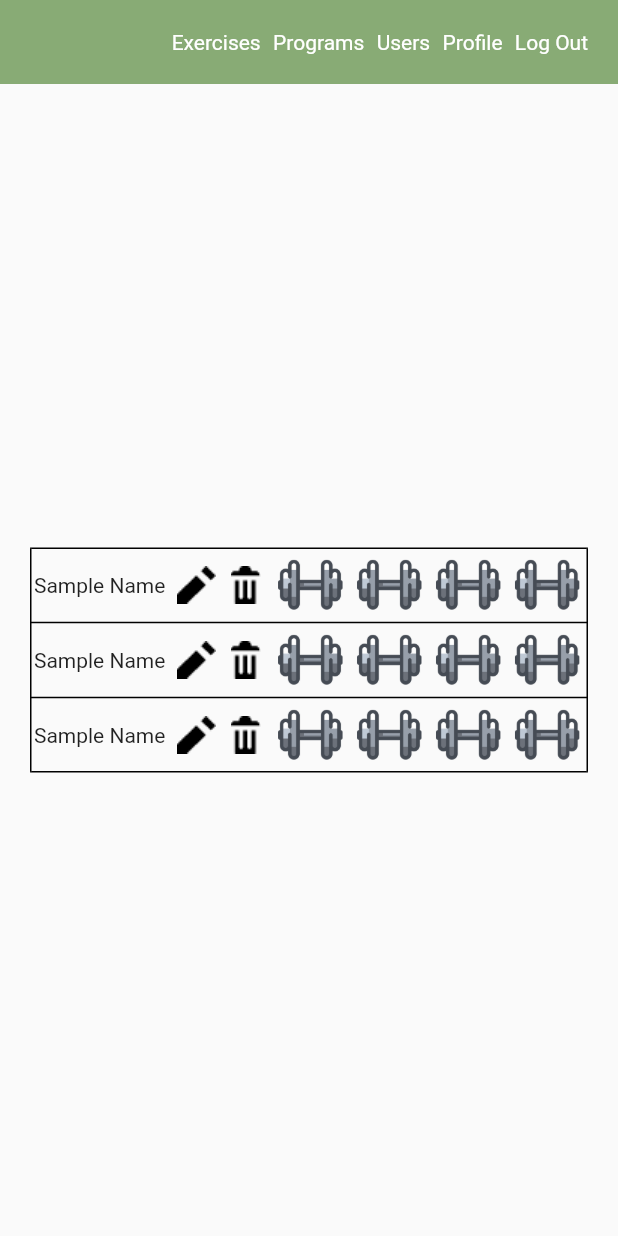
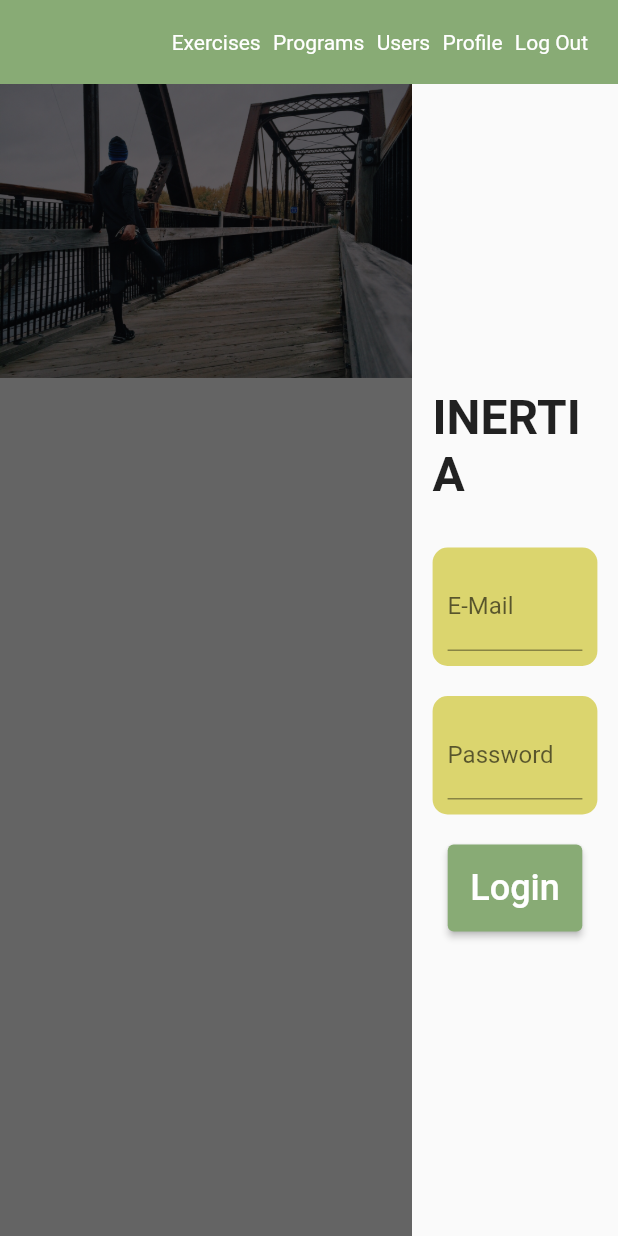
Before and after one commit to BLG411E-Group-35/Web-Application, a Flutter app: the ExercisePage screen opened by its route, after a tap on "Log Out", on a phone screen of 412 x 824 dp. Run offline on Flutter 3.47's test engine with Material 2 defaults, Android fonts, the phone set to English and light mode, and no system bars.

Commit message:
Login Screen

```diff
--- a/lib/screens/loginScreen.dart
+++ b/lib/screens/loginScreen.dart
@@ -0,0 +1,151 @@
+import 'package:flutter/material.dart';
+import 'package:web_app/screens/homeScreen.dart';
+import 'package:web_app/screens/mainScreen.dart';
+import 'package:web_app/widgets/appBar.dart';
+
+class LoginScreen extends StatelessWidget {
+  static const routeName = "/login";
+  const LoginScreen();
+
+  @override
+  Widget build(BuildContext context) {
+    var screenSize = MediaQuery.of(context).size;
+
+    return Scaffold(
+      appBar: PreferredSize(
+        preferredSize: Size(screenSize.width, 100),
+        child: CustomAppBarContent(),
+      ),
+      body: LayoutBuilder(
+        builder: (BuildContext context, BoxConstraints viewportConstraints) {
+          return SingleChildScrollView(
+            child: ConstrainedBox(
+              constraints: BoxConstraints(
+                minHeight: viewportConstraints.maxHeight,
+                maxWidth: viewportConstraints.maxWidth,
+              ),
+              child: IntrinsicHeight(
+                child: Row(
+                  children: [
+                    Flexible(
+                      flex: 2,
+                      child: Stack(
+                        children: [
+                          Image.asset(
+                            "lib/assets/images/background.jpg",
+                            fit: BoxFit.cover,
+                          ),
+                          Container(
+                            decoration: BoxDecoration(
+                              color: Colors.black.withOpacity(0.6),
+                            ),
+                          ),
+                        ],
+                      ),
+                    ),
+                    Flexible(
+                      flex: 1,
+                      fit: FlexFit.loose,
+                      child: Center(
+                        child: SizedBox(
+                          width: screenSize.width * (0.8 / 3),
+                          child: Column(
+                            mainAxisAlignment: MainAxisAlignment.center,
+                            children: [
+                              const Text(
+                                "INERTIA",
+                                style: TextStyle(
+                                  fontSize: 32,
+                                  fontWeight: FontWeight.bold,
+                                ),
+                              ),
+                              const SizedBox(
+                                height: 30,
+                              ),
+                              Container(
+                                alignment: Alignment.center,
+                                decoration: BoxDecoration(
+                                  borderRadius: BorderRadius.circular(10.0),
+                                  color: const Color(0xFFDBD56E),
+                                ),
+                                padding: const EdgeInsets.all(10.0),
+                                child: TextFormField(
+                                  decoration: const InputDecoration(
+                                    labelText: 'E-Mail',
+                                    floatingLabelBehavior:
+                                        FloatingLabelBehavior.never,
+                                  ),
+                                  keyboardType: TextInputType.emailAddress,
+                                  validator: (String? value) {
+                                    if (value == null ||
+                                        value.isEmpty ||
+                                        value.contains('@')) {
+                                      return 'Invalid email!';
+                                    }
+                                    return null;
+                                  },
+                                  onSaved: (value) {},
+                                ),
+                              ),
+                              const SizedBox(
+                                height: 20,
+                              ),
+                              Container(
+                                alignment: Alignment.center,
+                                decoration: BoxDecoration(
+                                  borderRadius: BorderRadius.circular(10.0),
+                                  color: const Color(0xFFDBD56E),
+                                ),
+                                padding: const EdgeInsets.all(10.0),
+                                child: TextFormField(
+                                  decoration: const InputDecoration(
+                                    labelText: 'Password',
+                                    floatingLabelBehavior:
+                                        FloatingLabelBehavior.never,
+                                  ),
+                                  obscureText: true,
+                                  validator: (String? value) {
+                                    if (value == null ||
+                                        value.isEmpty ||
+                                        value.length < 5) {
+                                      return 'Password is too short!';
+                                    }
+                                  },
+                                  onSaved: (value) {},
+                                ),
+                              ),
+                              const SizedBox(
+                                height: 20,
+                              ),
+                              ElevatedButton(
+                                onPressed: () {
+                                  Navigator.of(context)
+                                      .pushReplacementNamed(HomePage.routeName);
+                                },
+                                style: ElevatedButton.styleFrom(
+                                  backgroundColor:
+                                      Theme.of(context).primaryColor,
+                                  padding: const EdgeInsets.all(15.0),
+                                ),
+                                child: const Text(
+                                  "Login",
+                                  style: TextStyle(
+                                    fontSize: 24,
+                                  ),
+                                ),
+                              ),
+                            ],
+                          ),
+                        ),
+                      ),
+                    ),
+                  ],
+                ),
+              ),
+            ),
+          );
+        },
+      ),
+    );
+  }
+}
--- a/lib/widgets/appBar.dart
+++ b/lib/widgets/appBar.dart
@@ -1,5 +1,6 @@
 import 'package:flutter/material.dart';
 import 'package:web_app/screens/exerciseScreen.dart';
+import 'package:web_app/screens/loginScreen.dart';
 import 'package:web_app/screens/programScreen.dart';
 import 'package:web_app/screens/userScreen.dart';
 
@@ -10,7 +11,7 @@ class CustomAppBarContent extends StatelessWidget {
   Widget build(BuildContext context) {
     final screenSize = MediaQuery.of(context).size;
     return Container(
-      color: Color(0xFF88AB75),
+      color: Theme.of(context).primaryColor,
       child: Padding(
         padding: EdgeInsets.all(20),
         child: Row(
@@ -63,7 +64,10 @@ class CustomAppBarContent extends StatelessWidget {
               width: screenSize.width / 50,
             ),
             InkWell(
-              onTap: () {},
+              onTap: () {
+                Navigator.of(context).pushNamedAndRemoveUntil(
+                    LoginScreen.routeName, (route) => false);
+              },
               child: Text(
                 'Log Out',
                 style: TextStyle(color: Colors.white),
--- a/pubspec.yaml
+++ b/pubspec.yaml
@@ -68,6 +68,7 @@ flutter:
     - lib/assets/images/image4.png
     - lib/assets/images/pen.png
     - lib/assets/images/title.png
+    - lib/assets/images/background.jpg
 
   # An image asset can refer to one or more resolution-specific "variants", see
   # https://flutter.dev/assets-and-images/#resolution-aware
```
Also changed, not shown: lib/main.dart (+6 -91 lines), lib/screens/homeScreen.dart (added, +94 -0 lines), lib/assets/images/background.jpg (added).
